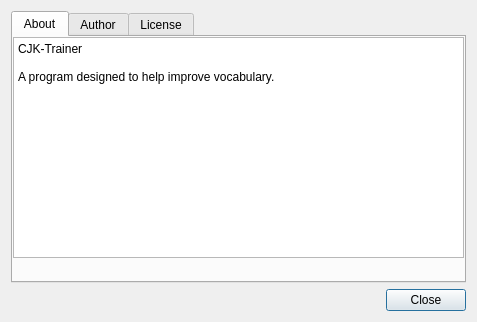
mruiz42/cjk-trainer, file cjk-trainer/ui/About.ui: the form before one commit.
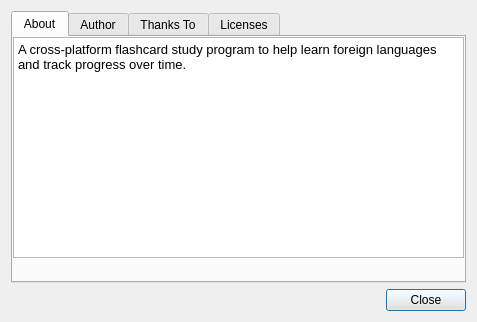
The form after the commit.

Commit message: Create exercise objects in TabBar event handler as each tab is selected

What changed in the file:
```diff
--- a/cjk-trainer/ui/About.ui
+++ b/cjk-trainer/ui/About.ui
@@ -38,15 +38,13 @@
            </property>
            <layout class="QHBoxLayout" name="horizontalLayout">
             <item>
-             <widget class="QPlainTextEdit" name="plainTextEdit_3">
-              <property name="readOnly">
-               <bool>true</bool>
-              </property>
-              <property name="plainText">
-               <string>CJK-Trainer
-
-A program designed to help improve vocabulary.
-</string>
+             <widget class="QTextEdit" name="textEdit">
+              <property name="html">
+               <string>&lt;!DOCTYPE HTML PUBLIC &quot;-//W3C//DTD HTML 4.0//EN&quot; &quot;http://www.w3.org/TR/REC-html40/strict.dtd&quot;&gt;
+&lt;html&gt;&lt;head&gt;&lt;meta name=&quot;qrichtext&quot; content=&quot;1&quot; /&gt;&lt;style type=&quot;text/css&quot;&gt;
+p, li { white-space: pre-wrap; }
+&lt;/style&gt;&lt;/head&gt;&lt;body style=&quot; font-family:'Noto Sans'; font-size:10pt; font-weight:400; font-style:normal;&quot;&gt;
+&lt;p style=&quot; margin-top:0px; margin-bottom:0px; margin-left:0px; margin-right:0px; -qt-block-indent:0; text-indent:0px;&quot;&gt;A cross-platform flashcard study program to help learn foreign languages and track progress over time.&lt;/p&gt;&lt;/body&gt;&lt;/html&gt;</string>
               </property>
              </widget>
             </item>
@@ -57,19 +55,17 @@
           <attribute name="title">
            <string>Author</string>
           </attribute>
-          <layout class="QVBoxLayout" name="verticalLayout_4">
-           <item>
-            <widget class="QTextEdit" name="textEdit">
-             <property name="readOnly">
-              <bool>true</bool>
-             </property>
+          <layout class="QGridLayout" name="gridLayout_2">
+           <item row="0" column="0">
+            <widget class="QTextEdit" name="textEdit_2">
              <property name="html">
               <string>&lt;!DOCTYPE HTML PUBLIC &quot;-//W3C//DTD HTML 4.0//EN&quot; &quot;http://www.w3.org/TR/REC-html40/strict.dtd&quot;&gt;
 &lt;html&gt;&lt;head&gt;&lt;meta name=&quot;qrichtext&quot; content=&quot;1&quot; /&gt;&lt;style type=&quot;text/css&quot;&gt;
 p, li { white-space: pre-wrap; }
 &lt;/style&gt;&lt;/head&gt;&lt;body style=&quot; font-family:'Noto Sans'; font-size:10pt; font-weight:400; font-style:normal;&quot;&gt;
-&lt;p style=&quot; margin-top:0px; margin-bottom:0px; margin-left:0px; margin-right:0px; -qt-block-indent:0; text-indent:0px;&quot;&gt;Michael Ruiz&lt;/p&gt;
-&lt;p style=&quot; margin-top:0px; margin-bottom:0px; margin-left:0px; margin-right:0px; -qt-block-indent:0; text-indent:0px;&quot;&gt;&lt;a href=&quot;mailto:mruiz@tuta.io&quot;&gt;&lt;span style=&quot; text-decoration: underline; color:#2980b9;&quot;&gt;mruiz@tuta.io&lt;/span&gt;&lt;/a&gt;&lt;/p&gt;&lt;/body&gt;&lt;/html&gt;</string>
+&lt;p style=&quot; margin-top:0px; margin-bottom:0px; margin-left:0px; margin-right:0px; -qt-block-indent:0; text-indent:0px;&quot;&gt;Author:&lt;/p&gt;
+&lt;p style=&quot; margin-top:0px; margin-bottom:0px; margin-left:0px; margin-right:0px; -qt-block-indent:0; text-indent:0px;&quot;&gt;&lt;span style=&quot; font-style:italic;&quot;&gt;Michael Ruiz&lt;br /&gt;Developer&lt;/span&gt;&lt;/p&gt;
+&lt;p style=&quot; margin-top:0px; margin-bottom:0px; margin-left:0px; margin-right:0px; -qt-block-indent:0; text-indent:0px;&quot;&gt;&lt;a href=&quot;mruiz@tuta.io&quot;&gt;&lt;span style=&quot; text-decoration: underline; color:#2980b9;&quot;&gt;mruiz@tuta.io&lt;/span&gt;&lt;/a&gt;&lt;/p&gt;&lt;/body&gt;&lt;/html&gt;</string>
              </property>
             </widget>
            </item>
@@ -77,7 +73,17 @@
          </widget>
          <widget class="QWidget" name="tab_licensing">
           <attribute name="title">
-           <string>License</string>
+           <string>Thanks To</string>
+          </attribute>
+          <layout class="QGridLayout" name="gridLayout_3">
+           <item row="0" column="0">
+            <widget class="QTextEdit" name="textEdit_3"/>
+           </item>
+          </layout>
+         </widget>
+         <widget class="QWidget" name="tab_licenses">
+          <attribute name="title">
+           <string>Licenses</string>
           </attribute>
           <layout class="QGridLayout" name="gridLayout">
            <item row="0" column="0">
```
Left out of the diff: 4 changed lines with no effect on the pictures. The commit also changes 3 other files.
